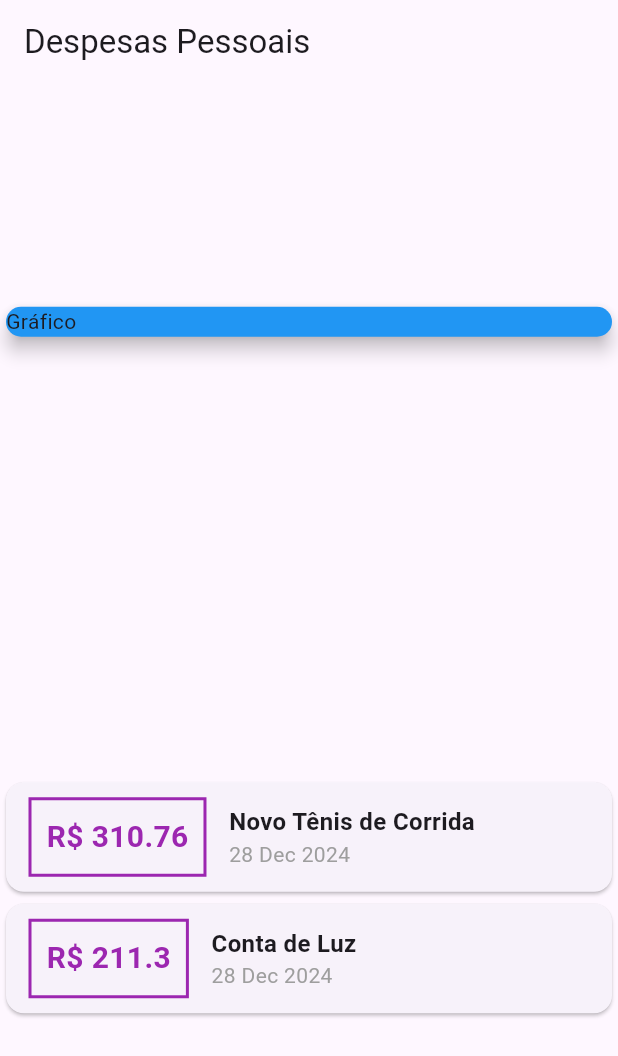
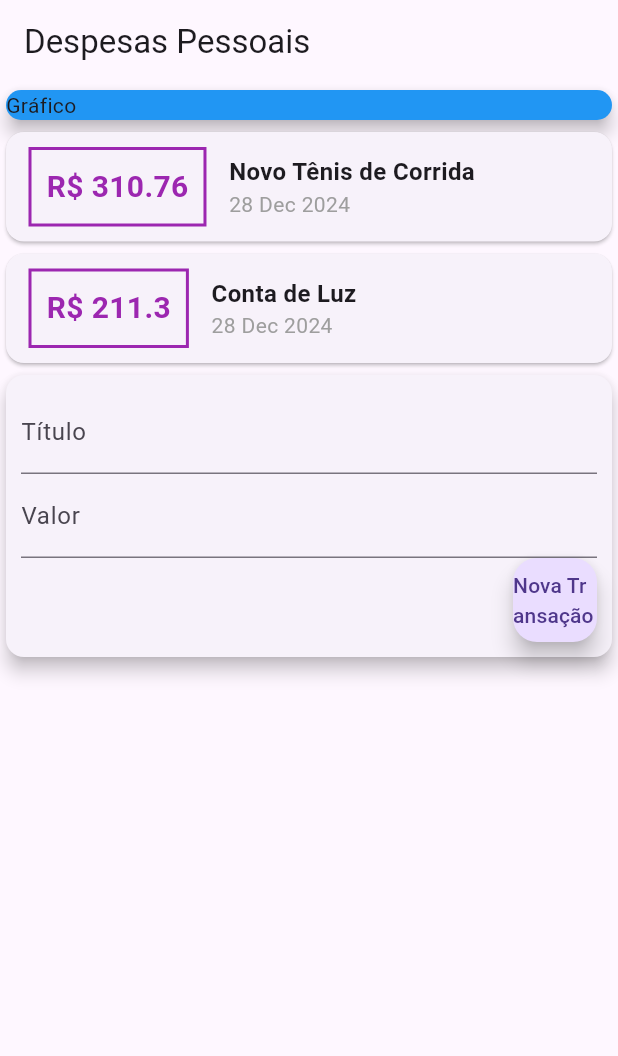
Before and after one commit to vagnercazarotto/Flutter, a Flutter app: the screen it shows after launch, on a phone screen of 412 x 824 dp. Shown: the top 1056 px of the screen. Run offline on Flutter 3.47's test engine with Material 3 defaults, Android fonts, the light colour scheme and no system bars.

Commit message:
Update main.dart

```diff
--- a/depesas/lib/main.dart
+++ b/depesas/lib/main.dart
@@ -42,7 +42,6 @@
         title: Text('Despesas Pessoais'),
       ),
       body: Column(
-        mainAxisAlignment: MainAxisAlignment.spaceAround,
         crossAxisAlignment: CrossAxisAlignment.stretch,
         children: <Widget>[
           Container(
@@ -100,7 +99,30 @@
                 ),
               );
             }).toList(),
-          )
+          ),
+          Card(
+            elevation: 5,
+            child: Padding(
+              padding: const EdgeInsets.all(10),
+              child: Column(
+                children: <Widget>[
+                  TextField(
+                    decoration: InputDecoration(labelText: 'Título'),
+                  ),
+                  TextField(decoration: InputDecoration(labelText: 'Valor')),
+                  Row(
+                    mainAxisAlignment: MainAxisAlignment.end,
+                    children: [
+                      FloatingActionButton(
+                        onPressed: () {},
+                        child: Text("Nova Transação"),
+                      ),
+                    ],
+                  ),
+                ],
+              ),
+            ),
+          ),
         ],
       ),
       );
```
